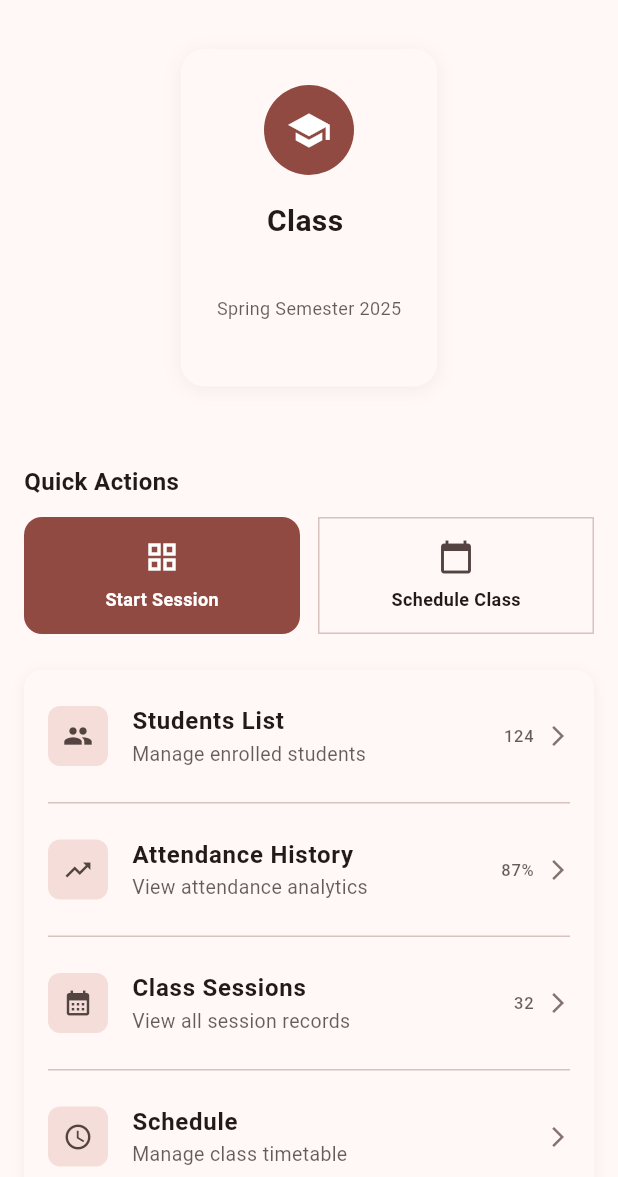
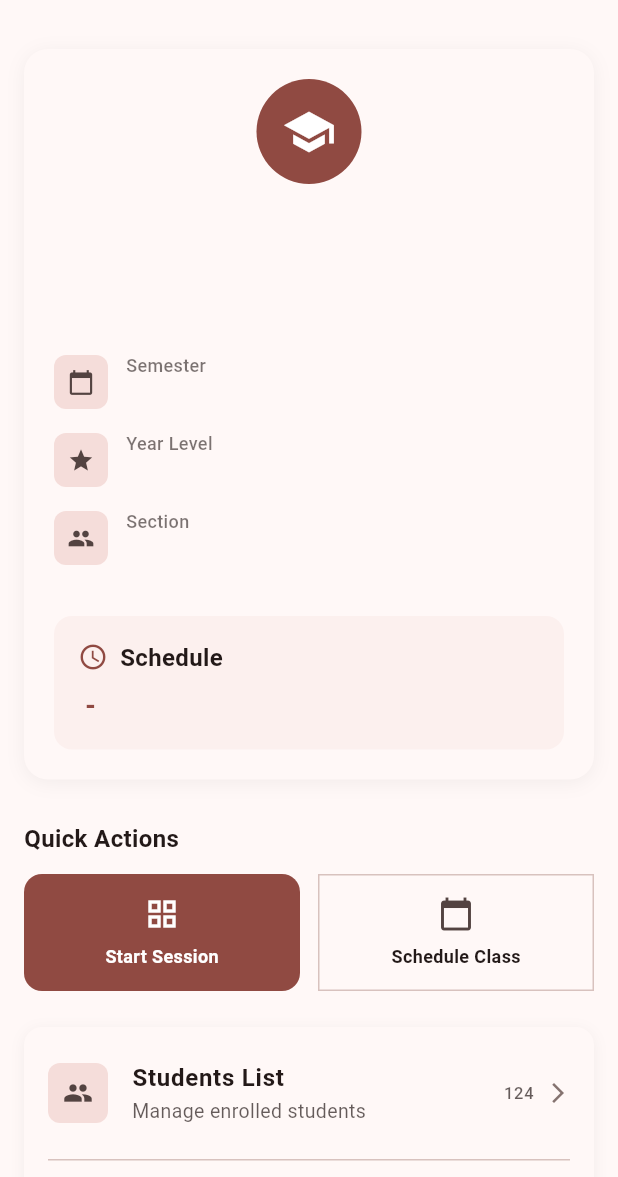
Before and after one commit to RaveZam/MyAttendance, a Flutter app: the ClassDetailsPage screen opened directly with empty values, on a phone screen of 412 x 824 dp, the part 59-1236 px from its top. Run offline on Flutter 3.47's test engine with Material 3 defaults, Android fonts, the phone set to English and light mode, and no system bars; our stand-ins replace connectivity_plus, drift, drift_flutter, flutter_blue_plus, flutter_form_builder, form_builder_validators and 3 more; missing offline and left inert: flutter_ble_peripheral, mobile_scanner; accounts and stored records are empty; generated files the repository leaves out were written again.

Commit message:
Fixed proper way of displaying the details of the class including schedule, time and rooms etc

```diff
--- a/lib/features/Teacher/features/class_details/pages/class_details_page.dart
+++ b/lib/features/Teacher/features/class_details/pages/class_details_page.dart
@@ -1,7 +1,7 @@
 import 'package:flutter/material.dart';
 import 'package:myattendance/core/database/app_database.dart';
-import 'package:myattendance/features/Teacher/features/schedule/widgets/generated_ui_widgets/class_summary.dart';
 import 'package:myattendance/features/Teacher/features/students_list/pages/student_page.dart';
+import 'package:myattendance/features/Teacher/features/class_details/widgets/class_details_info_card.dart';
 
 class ClassDetailsPage extends StatefulWidget {
   final String subject;
@@ -12,6 +12,9 @@ class ClassDetailsPage extends StatefulWidget {
   final String status;
   final String semester;
   final String classID;
+  final String yearLevel;
+  final String section;
+  final String profId;
   final Iterable sessions;
 
   const ClassDetailsPage({
@@ -24,6 +27,9 @@ class ClassDetailsPage extends StatefulWidget {
     required this.status,
     required this.semester,
     required this.classID,
+    required this.yearLevel,
+    required this.section,
+    required this.profId,
     required this.sessions,
   });
 
@@ -35,6 +41,12 @@ class _ClassDetailsPageState extends State<ClassDetailsPage> {
   final db = AppDatabase.instance;
 
   @override
+  void initState() {
+    super.initState();
+    debugPrint("Class Details Page: ${widget.sessions.toString()}");
+  }
+
+  @override
   Widget build(BuildContext context) {
     final scheme = Theme.of(context).colorScheme;
     return Scaffold(
@@ -43,9 +55,20 @@ class _ClassDetailsPageState extends State<ClassDetailsPage> {
       body: SingleChildScrollView(
         child: Column(
           children: [
-            ClassSummaryCard(classID: widget.classID, subject: widget.subject),
+            // Detailed Class Information Card
+            ClassDetailsInfoCard(
+              subject: widget.subject,
+              courseCode: widget.courseCode,
+              room: widget.room,
+              startTime: widget.startTime,
+              endTime: widget.endTime,
+              semester: widget.semester,
+              yearLevel: widget.yearLevel,
+              section: widget.section,
+              profId: widget.profId,
+              sessions: widget.sessions,
+            ),
             const SizedBox(height: 12),
-            const SizedBox(height: 24),
             const _QuickActionsSection(),
             const SizedBox(height: 24),
             const _FeatureListSection(),
@@ -92,38 +115,6 @@ class _ClassDetailsAppBar extends StatelessWidget
 
   @override
   Size get preferredSize => const Size.fromHeight(kToolbarHeight);
-}
-
-class _StatItem extends StatelessWidget {
-  final String number;
-  final String label;
-
-  const _StatItem({required this.number, required this.label});
-
-  @override
-  Widget build(BuildContext context) {
-    final scheme = Theme.of(context).colorScheme;
-    return Column(
-      children: [
-        Text(
-          number,
-          style: TextStyle(
-            fontSize: 18,
-            fontWeight: FontWeight.bold,
-            color: scheme.onSurface,
-          ),
-        ),
-        const SizedBox(height: 4),
-        Text(
-          label,
-          style: TextStyle(
-            color: scheme.onSurface.withOpacity(0.7),
-            fontSize: 12,
-          ),
-        ),
-      ],
-    );
-  }
 }
 
 class _QuickActionsSection extends StatelessWidget {
--- /dev/null
+++ b/lib/features/Teacher/features/class_details/widgets/class_details_info_card.dart
@@ -0,0 +1,339 @@
+import 'package:flutter/material.dart';
+
+class ClassDetailsInfoCard extends StatelessWidget {
+  final String subject;
+  final String courseCode;
+  final String room;
+  final String startTime;
+  final String endTime;
+  final String semester;
+  final String yearLevel;
+  final String section;
+  final String profId;
+  final Iterable sessions;
+
+  const ClassDetailsInfoCard({
+    super.key,
+    required this.subject,
+    required this.courseCode,
+    required this.room,
+    required this.startTime,
+    required this.endTime,
+    required this.semester,
+    required this.yearLevel,
+    required this.section,
+    required this.profId,
+    required this.sessions,
+  });
+
+  @override
+  Widget build(BuildContext context) {
+    final scheme = Theme.of(context).colorScheme;
+
+    return Container(
+      margin: const EdgeInsets.all(16),
+      padding: const EdgeInsets.all(20),
+      decoration: BoxDecoration(
+        color: scheme.surface,
+        borderRadius: BorderRadius.circular(16),
+        boxShadow: [
+          BoxShadow(
+            color: Colors.black.withOpacity(0.05),
+            blurRadius: 10,
+            offset: const Offset(0, 2),
+          ),
+        ],
+      ),
+      child: Column(
+        crossAxisAlignment: CrossAxisAlignment.center,
+        children: [
+          // Header with centered icon, title and subject code
+          Column(
+            children: [
+              Container(
+                width: 70,
+                height: 70,
+                decoration: BoxDecoration(
+                  color: scheme.primary,
+                  shape: BoxShape.circle,
+                ),
+                child: Icon(Icons.school, color: scheme.onPrimary, size: 36),
+              ),
+              const SizedBox(height: 20),
+              Text(
+                subject,
+                style: TextStyle(
+                  fontSize: 24,
+                  fontWeight: FontWeight.w700,
+                  color: scheme.onSurface,
+                ),
+                textAlign: TextAlign.center,
+              ),
+              const SizedBox(height: 8),
+              Text(
+                courseCode,
+                style: TextStyle(
+                  fontSize: 18,
+                  color: scheme.onSurface.withOpacity(0.7),
+                  fontWeight: FontWeight.w500,
+                ),
+                textAlign: TextAlign.center,
+              ),
+            ],
+          ),
+
+          const SizedBox(height: 24),
+
+          // Class Details Grid
+          _buildDetailsGrid(scheme),
+
+          const SizedBox(height: 20),
+
+          // Schedule Information
+          _buildScheduleInfo(scheme),
+        ],
+      ),
+    );
+  }
+
+  Widget _buildDetailsGrid(ColorScheme scheme) {
+    return Column(
+      children: [
+        _DetailRow(
+          icon: Icons.calendar_today,
+          label: 'Semester',
+          value: semester,
+          scheme: scheme,
+        ),
+        const SizedBox(height: 12),
+        _DetailRow(
+          icon: Icons.grade,
+          label: 'Year Level',
+          value: yearLevel,
+          scheme: scheme,
+        ),
+        const SizedBox(height: 12),
+        _DetailRow(
+          icon: Icons.group,
+          label: 'Section',
+          value: section,
+          scheme: scheme,
+        ),
+        const SizedBox(height: 12),
+      ],
+    );
+  }
+
+  Widget _buildScheduleInfo(ColorScheme scheme) {
+    return Container(
+      padding: const EdgeInsets.all(16),
+      decoration: BoxDecoration(
+        color: scheme.surfaceVariant.withOpacity(0.3),
+        borderRadius: BorderRadius.circular(12),
+      ),
+      child: Column(
+        crossAxisAlignment: CrossAxisAlignment.start,
+        children: [
+          Row(
+            children: [
+              Icon(Icons.schedule, color: scheme.primary, size: 20),
+              const SizedBox(width: 8),
+              Text(
+                'Schedule',
+                style: TextStyle(
+                  fontSize: 16,
+                  fontWeight: FontWeight.w600,
+                  color: scheme.onSurface,
+                ),
+              ),
+            ],
+          ),
+          const SizedBox(height: 8),
+          _buildSessionsDisplay(scheme),
+        ],
+      ),
+    );
+  }
+
+  Widget _buildSessionsDisplay(ColorScheme scheme) {
+    // If sessions are available, display them
+    if (sessions.isNotEmpty) {
+      return Column(
+        crossAxisAlignment: CrossAxisAlignment.start,
+        children: [
+          ...sessions.map<Widget>((session) {
+            // Handle different session data structures
+            String startTime = '';
+            String endTime = '';
+            String room = '';
+            String day = '';
+
+            if (session is Map<String, dynamic>) {
+              startTime = session['startTime']?.toString() ?? '';
+              endTime = session['endTime']?.toString() ?? '';
+              room = session['room']?.toString() ?? '';
+              day = session['day']?.toString() ?? '';
+            } else {
+              // If session is not a Map, try to access properties directly
+              try {
+                startTime = session.startTime?.toString() ?? '';
+                endTime = session.endTime?.toString() ?? '';
+                room = session.room?.toString() ?? '';
+                day = session.day?.toString() ?? '';
+              } catch (e) {
+                debugPrint('Error accessing session properties: $e');
+                startTime = 'Unknown';
+                endTime = 'Unknown';
+                room = 'Unknown';
+                day = 'Unknown';
+              }
+            }
+
+            // Format times to 12-hour format
+            String formattedStartTime = _formatTo12Hour(startTime);
+            String formattedEndTime = _formatTo12Hour(endTime);
+
+            // Build the display string with day
+            String displayText = '';
+            if (day.isNotEmpty && day != 'Unknown') {
+              displayText = '$day $formattedStartTime - $formattedEndTime';
+            } else {
+              displayText = '$formattedStartTime - $formattedEndTime';
+            }
+
+            if (room.isNotEmpty && room != 'Unknown') {
+              displayText += ' | $room';
+            }
+
+            return Padding(
+              padding: const EdgeInsets.only(bottom: 8.0),
+              child: Row(
+                children: [
+                  Icon(Icons.access_time, size: 16, color: scheme.primary),
+                  const SizedBox(width: 8),
+                  Expanded(
+                    child: Text(
+                      displayText,
+                      style: TextStyle(
+                        fontSize: 14,
+                        color: scheme.onSurface,
+                        fontWeight: FontWeight.w500,
+                      ),
+                    ),
+                  ),
+                ],
+              ),
+            );
+          }),
+        ],
+      );
+    } else {
+      // Fallback to basic schedule display
+      String formattedStartTime = _formatTo12Hour(startTime);
+      String formattedEndTime = _formatTo12Hour(endTime);
+
+      return Text(
+        '$formattedStartTime - $formattedEndTime',
+        style: TextStyle(
+          fontSize: 18,
+          fontWeight: FontWeight.bold,
+          color: scheme.primary,
+        ),
+      );
+    }
+  }
+
+  String _formatTo12Hour(String timeString) {
+    if (timeString.isEmpty || timeString == 'Unknown') {
+      return timeString;
+    }
+
+    try {
+      // Handle different time formats
+      if (timeString.contains(':')) {
+        // Parse time string (e.g., "09:00", "14:30", "9:00 AM")
+        List<String> parts = timeString.split(':');
+        if (parts.length >= 2) {
+          int hour = int.parse(parts[0]);
+          String minutes = parts[1].split(
+            ' ',
+          )[0]; // Remove AM/PM if already present
+
+          // If already in 12-hour format, return as is
+          if (timeString.toUpperCase().contains('AM') ||
+              timeString.toUpperCase().contains('PM')) {
+            return timeString;
+          }
+
+          // Convert 24-hour to 12-hour format
+          String period = hour >= 12 ? 'PM' : 'AM';
+          int displayHour = hour == 0 ? 12 : (hour > 12 ? hour - 12 : hour);
+
+          return '$displayHour:$minutes $period';
+        }
+      }
+
+      // If parsing fails, return original string
+      return timeString;
+    } catch (e) {
+      debugPrint('Error formatting time: $e');
+      return timeString;
+    }
+  }
+}
+
+class _DetailRow extends StatelessWidget {
+  final IconData icon;
+  final String label;
+  final String value;
+  final ColorScheme scheme;
+
+  const _DetailRow({
+    required this.icon,
+    required this.label,
+    required this.value,
+    required this.scheme,
+  });
+
+  @override
+  Widget build(BuildContext context) {
+    return Row(
+      children: [
+        Container(
+          width: 36,
+          height: 36,
+          decoration: BoxDecoration(
+            color: scheme.surfaceVariant,
+            borderRadius: BorderRadius.circular(8),
+          ),
+          child: Icon(icon, color: scheme.onSurfaceVariant, size: 18),
+        ),
+        const SizedBox(width: 12),
+        Expanded(
+          child: Column(
+            crossAxisAlignment: CrossAxisAlignment.start,
+            children: [
+              Text(
+                label,
+                style: TextStyle(
+                  fontSize: 12,
+                  color: scheme.onSurface.withOpacity(0.6),
+                  fontWeight: FontWeight.w500,
+                ),
+              ),
+              const SizedBox(height: 2),
+              Text(
+                value,
+                style: TextStyle(
+                  fontSize: 14,
+                  color: scheme.onSurface,
+                  fontWeight: FontWeight.w600,
+                ),
+              ),
+            ],
+          ),
+        ),
+      ],
+    );
+  }
+}
--- a/lib/features/Teacher/features/schedule/widgets/generated_ui_widgets/class_card.dart
+++ b/lib/features/Teacher/features/schedule/widgets/generated_ui_widgets/class_card.dart
@@ -11,6 +11,9 @@ class ClassCard extends StatelessWidget {
   final String semester;
   final String classID;
   final Iterable sessions;
+  final String yearLevel;
+  final String section;
+  final String profId;
 
   const ClassCard({
     super.key,
@@ -23,6 +26,9 @@ class ClassCard extends StatelessWidget {
     required this.semester,
     required this.classID,
     required this.sessions,
+    required this.yearLevel,
+    required this.section,
+    required this.profId,
   });
 
   @override
@@ -42,6 +48,9 @@ class ClassCard extends StatelessWidget {
               endTime: endTime,
               status: 'SCHEDULED',
               semester: semester,
+              yearLevel: yearLevel,
+              section: section,
+              profId: profId,
             ),
           ),
         );
@@ -138,17 +147,6 @@ class ClassCard extends StatelessWidget {
             ),
             const SizedBox(height: 12),
 
-            Column(
-              crossAxisAlignment: CrossAxisAlignment.start,
-              children: [
-                ...sessions.map<Widget>((s) {
-                  return Text(
-                    "${s['startTime']} - ${s['endTime']} | Room: ${s['room']}",
-                    style: TextStyle(fontSize: 14),
-                  );
-                }),
-              ],
-            ),
             Row(
               mainAxisAlignment: MainAxisAlignment.spaceBetween,
               children: [
--- a/lib/features/Teacher/features/schedule/widgets/generated_ui_widgets/class_list.dart
+++ b/lib/features/Teacher/features/schedule/widgets/generated_ui_widgets/class_list.dart
@@ -84,6 +84,9 @@ class ClassList extends StatelessWidget {
         endTime: endTime,
         status: 'SCHEDULED',
         semester: "$term $startYear - $endYear",
+        yearLevel: firstSession['subjectData']['yearLevel']?.toString() ?? '',
+        section: firstSession['subjectData']['section']?.toString() ?? '',
+        profId: firstSession['subjectData']['profId']?.toString() ?? '',
       );
     }).toList();
   }
```
Also changed, not shown: lib/core/database/app_database.dart (+21 -2 lines), lib/features/Teacher/features/class_details/examples/class_details_usage_example.dart (added, +165 -0 lines), 1 other file.
